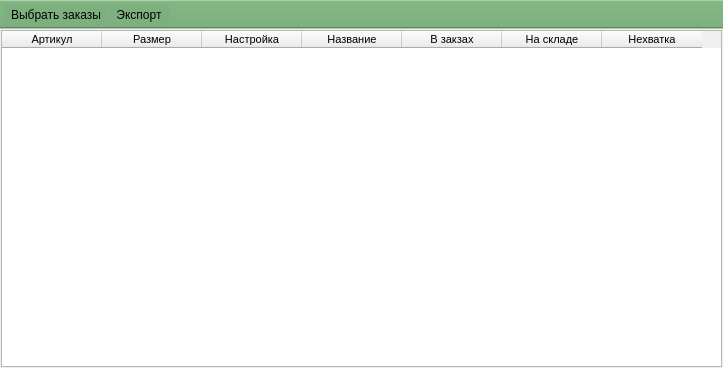
Old version of the form ui/report_need_article_order.ui in the repository Meller008/CRM-Avi.
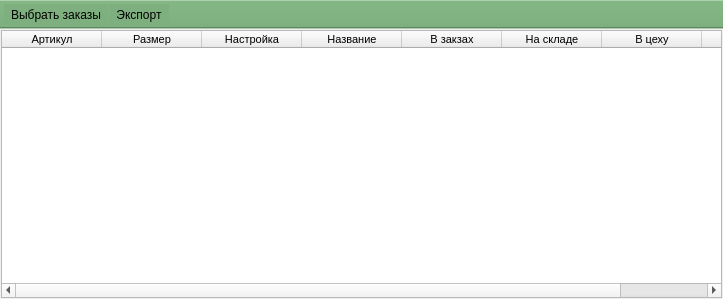
New version of the form.

Diff of the .ui file:
```diff
--- a/ui/report_need_article_order.ui
+++ b/ui/report_need_article_order.ui
@@ -7,7 +7,7 @@
     <x>0</x>
     <y>0</y>
     <width>723</width>
-    <height>368</height>
+    <height>299</height>
    </rect>
   </property>
   <property name="windowTitle">
@@ -89,6 +89,11 @@
         <string>На складе</string>
        </property>
       </column>
+      <column>
+       <property name="text">
+        <string>В цеху</string>
+       </property>
+      </column>
       <column>
        <property name="text">
         <string>Нехватка</string>
```
